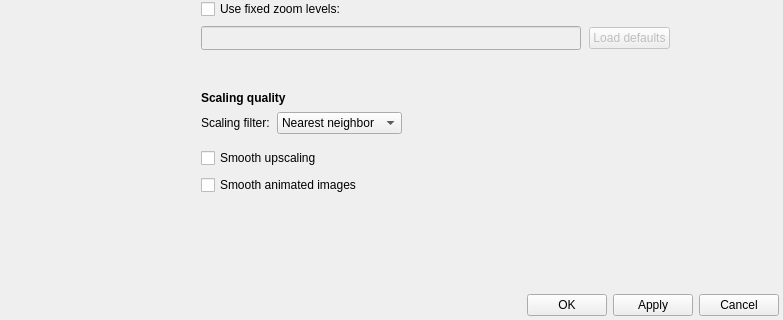
Qt form qimgv/gui/dialogs/settingsdialog.ui (hadoooooouken/qimgv-plus) before a commit; both pictures show x 0 to 783 and y 421 to 741 of the 783 by 741 pixel window.
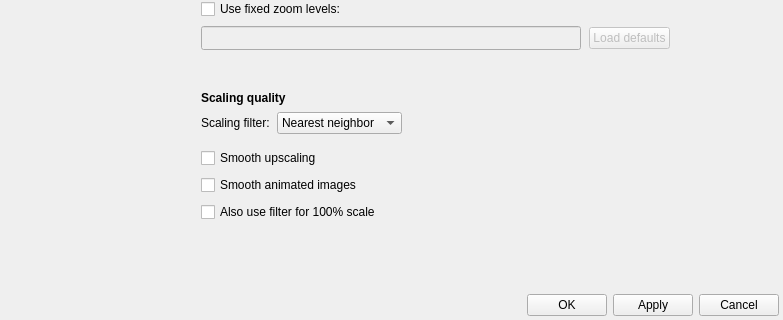
The same form after that commit. The open tabs and pages were chosen to show the change. Custom widgets are drawn as their Qt base class.

The edit to the form file:
```diff
--- a/qimgv/gui/dialogs/settingsdialog.ui
+++ b/qimgv/gui/dialogs/settingsdialog.ui
@@ -2627,6 +2627,19 @@
                     </property>
                    </widget>
                   </item>
+                   <item>
+                    <widget class="QCheckBox" name="applyFilterAt100CheckBox">
+                     <property name="sizePolicy">
+                      <sizepolicy hsizetype="MinimumExpanding" vsizetype="Minimum">
+                       <horstretch>0</horstretch>
+                       <verstretch>0</verstretch>
+                      </sizepolicy>
+                     </property>
+                     <property name="text">
+                      <string>Also use filter for 100% scale</string>
+                     </property>
+                    </widget>
+                   </item>
                  </layout>
                 </widget>
                </item>
```
